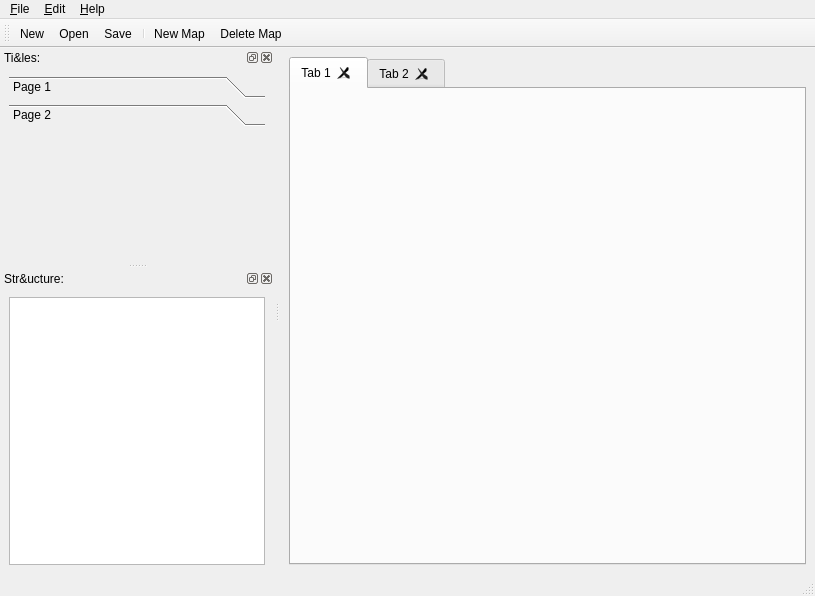
The window that bin/view/mainwindow.ui (dyle/rpgmapper) describes before a commit, drawn with Qt 5.
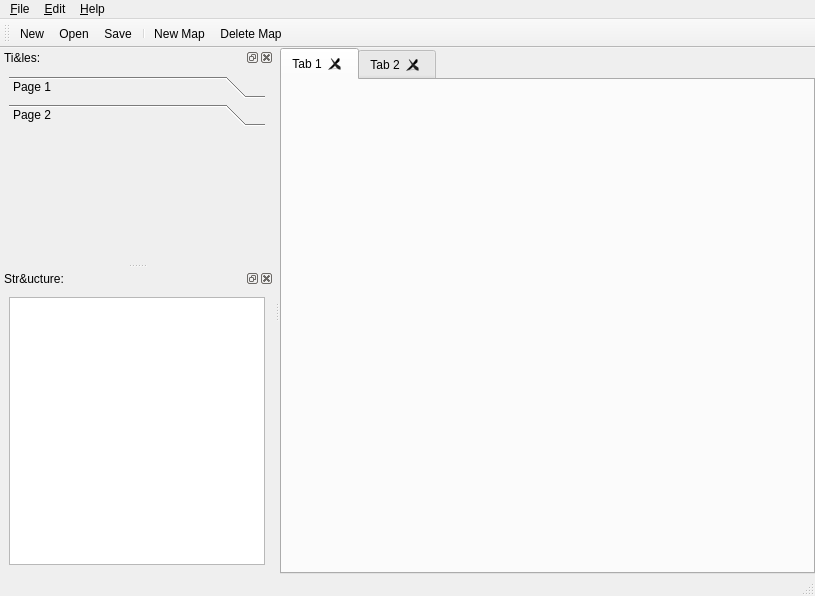
The same window after the commit. Icons and pictures are not drawn. Custom widgets are drawn as their Qt base class.

Commit message: sets zero margins to the mainwindow central widget

What changed in the file:
```diff
--- a/bin/view/mainwindow.ui
+++ b/bin/view/mainwindow.ui
@@ -19,6 +19,18 @@
   </property>
   <widget class="QWidget" name="wdCentral">
    <layout class="QVBoxLayout" name="lyMain">
+    <property name="leftMargin">
+     <number>0</number>
+    </property>
+    <property name="topMargin">
+     <number>0</number>
+    </property>
+    <property name="rightMargin">
+     <number>0</number>
+    </property>
+    <property name="bottomMargin">
+     <number>0</number>
+    </property>
     <item>
      <widget class="rpgmapper::view::MapTabWidget" name="tabMap">
       <property name="autoFillBackground">
```
